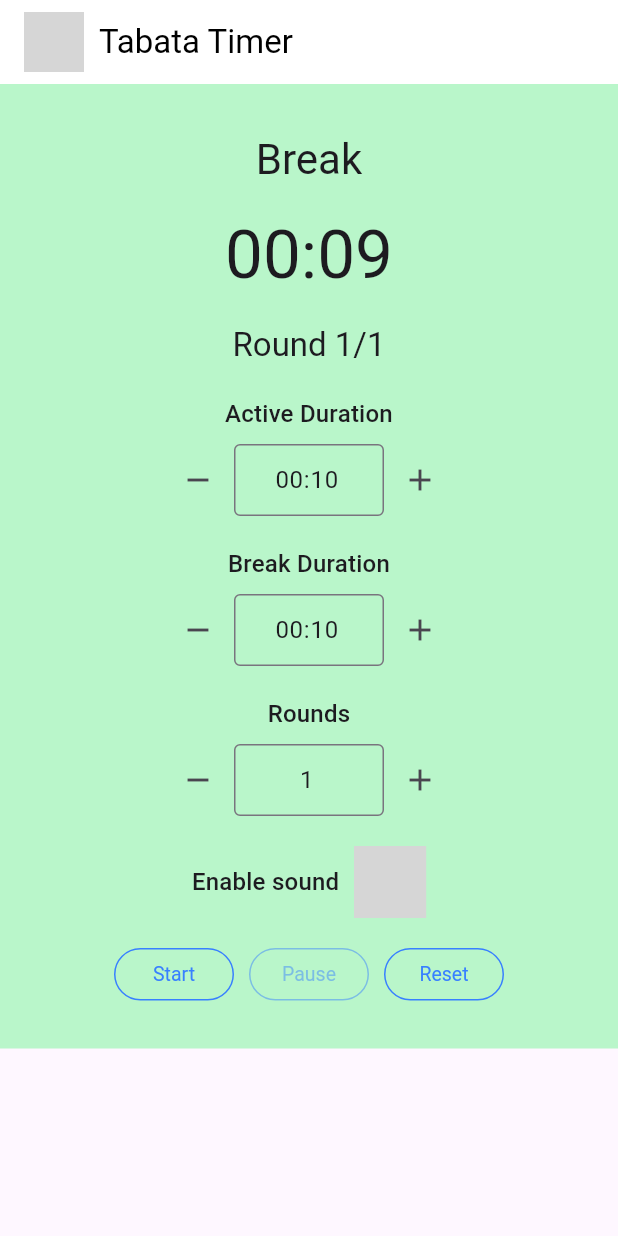
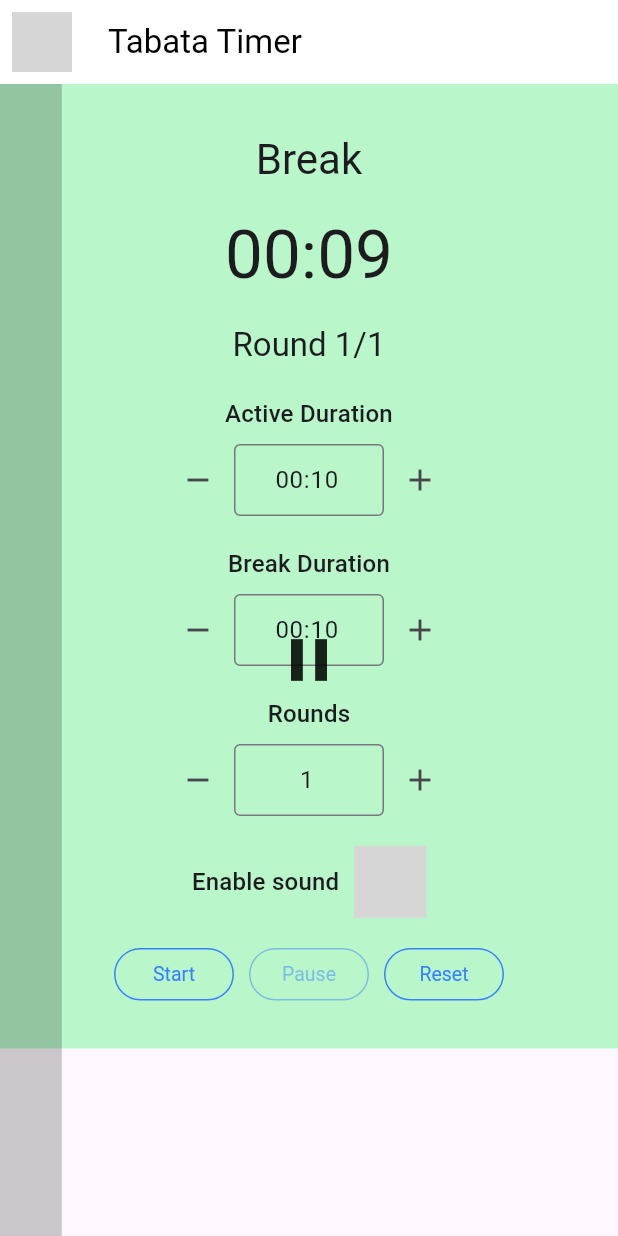
Before and after one commit to Akash2707-dev/Tabata_T, a Flutter app: the screen it shows after launch, after a tap on "Start", after a tap on "Pause", on a phone screen of 412 x 824 dp. Run offline on Flutter 3.47's test engine with Material 3 defaults, Android fonts, the phone set to English and light mode, and no system bars; drawn by our look-alikes of getwidget; our stand-ins replace flutter_riverpod; network calls fail; grey boxes are pictures that could not be loaded.

Commit message:
Added some new features and bug fixes

```diff
--- /dev/null
+++ b/lib/assets/drawer.dart
@@ -0,0 +1,83 @@
+import 'package:flutter/material.dart';
+
+class AppDrawer extends StatelessWidget {
+  @override
+  Widget build(BuildContext context) {
+    return Drawer(
+      child: Column(
+        children: <Widget>[
+          // App Logo and Name
+          DrawerHeader(
+            decoration: BoxDecoration(
+              color: Colors.green,  // Background color for the DrawerHeader
+              borderRadius: BorderRadius.vertical(bottom: Radius.circular(16)),  // Rounded corners at the bottom
+            ),
+            child: Column(
+              crossAxisAlignment: CrossAxisAlignment.start,
+              children: [
+                Center(
+                  child: CircleAvatar(
+                    backgroundImage: NetworkImage('https://media.istockphoto.com/id/665421358/vector/muscular-arm-icon.jpg?s=612x612&w=0&k=20&c=4LhJnPcnm1SBeZDrtPvEktjuvYIXGXubO1TMAaFrDXs='),  // Replace with your network image URL
+                    radius: 30,  // Reduced the radius to fit within the header
+                    backgroundColor: Colors.white,  // Background color for the CircleAvatar
+                    child: Padding(
+                      padding: const EdgeInsets.all(1.0),  // Border around the CircleAvatar
+                      child: CircleAvatar(
+                        backgroundImage: NetworkImage('https://media.istockphoto.com/id/665421358/vector/muscular-arm-icon.jpg?s=612x612&w=0&k=20&c=4LhJnPcnm1SBeZDrtPvEktjuvYIXGXubO1TMAaFrDXs='),  // Replace with your network image URL
+                      ),
+                    ),
+                  ),
+                ),
+                SizedBox(height: 8),  // Adjusted space to reduce overflow
+                Center(
+                  child: Text(
+                    'Tabata Timer',
+                    style: TextStyle(
+                      fontSize: 22,  // Reduced font size
+                      fontWeight: FontWeight.bold,
+                      color: Colors.white,  // Text color
+                    ),
+                  ),
+                ),
+                SizedBox(height: 4),  // Adjusted space to reduce overflow
+                Center(
+                  child: Text(
+                    'Your Ultimate Workout Companion',
+                    style: TextStyle(
+                      fontSize: 14,  // Reduced font size
+                      fontWeight: FontWeight.bold,
+                      color: Colors.white70,  // Lighter text color
+                    ),
+                  ),
+                ),
+              ],
+            ),
+          ),
+          // Drawer options
+          Expanded(  // Use Expanded to take up the remaining space and prevent overflow
+            child: ListView(
+              padding: EdgeInsets.zero,  // Remove the default padding
+              children: <Widget>[
+                ListTile(
+                  leading: Icon(Icons.timer, color: Colors.green),  // Icon for Option 1
+                  title: Text('Timer'),
+                  onTap: () {
+                    // Handle Option 1
+                  },
+                ),
+                ListTile(
+                  leading: Icon(Icons.directions_run, color: Colors.green),  // Icon for Option 2
+                  title: Text('Create a Workout'),
+                  onTap: () {
+                    // Handle Option 2
+                  },
+                ),
+                // Add more options as needed
+              ],
+            ),
+          ),
+        ],
+      ),
+    );
+  }
+}
--- a/lib/assets/progress_overlay.dart
+++ b/lib/assets/progress_overlay.dart
@@ -3,16 +3,20 @@ import 'package:flutter/material.dart';
 class ProgressOverlay extends StatelessWidget {
   final double progress;  // Value between 0.0 and 1.0
   final bool isTimerFinished;
+  final bool isPaused;  // Flag to determine if the timer is paused
 
   const ProgressOverlay({
     Key? key,
     required this.progress,
     required this.isTimerFinished,
+    required this.isPaused,
   }) : super(key: key);
 
   @override
   Widget build(BuildContext context) {
-    return Stack(
+    return IgnorePointer(
+      ignoring: true, // Prevent interaction with underlying widgets
+      child: Stack(
         children: [
           // Full-screen overlay with dynamic width
           Positioned.fill(
@@ -38,7 +42,17 @@ class ProgressOverlay extends StatelessWidget {
                 ),
               ),
             ),
+          // Pause indicator if paused
+          if (isPaused)
+            Center(
+              child: Icon(
+                Icons.pause,
+                size: 48,
+                color: Colors.black87,
+              ),
+            ),
         ],
+      ),
     );
   }
 }
--- a/lib/main.dart
+++ b/lib/main.dart
@@ -10,6 +10,7 @@ class MyApp extends StatelessWidget {
   @override
   Widget build(BuildContext context) {
     return MaterialApp(
+      debugShowCheckedModeBanner: false,
       title: 'Flutter Timer App',
       theme: ThemeData(
         primarySwatch: Colors.blue,
--- a/lib/providers/timer_provider.dart
+++ b/lib/providers/timer_provider.dart
@@ -9,6 +9,7 @@ class TimerState {
   final int remainingTime;
   final bool isRunning;
   final bool isBreak;
+  final bool isPaused;
   final bool soundEnabled;
 
   TimerState({
@@ -19,6 +20,7 @@ class TimerState {
     required this.remainingTime,
     required this.isRunning,
     required this.isBreak,
+    required this.isPaused,
     required this.soundEnabled,
   });
 
@@ -30,6 +32,7 @@ class TimerState {
     int? remainingTime,
     bool? isRunning,
     bool? isBreak,
+    bool? isPaused,
     bool? soundEnabled,
   }) {
     return TimerState(
@@ -40,6 +43,7 @@ class TimerState {
       remainingTime: remainingTime ?? this.remainingTime,
       isRunning: isRunning ?? this.isRunning,
       isBreak: isBreak ?? this.isBreak,
+      isPaused: isPaused ?? this.isPaused,
       soundEnabled: soundEnabled ?? this.soundEnabled,
     );
   }
@@ -59,6 +63,7 @@ class TimerNotifier extends StateNotifier<TimerState> {
     remainingTime: 10, // Set initial break duration
     isRunning: false,
     isBreak: true,  // Start with break period
+    isPaused: false,
     soundEnabled: false,
   ));
 
@@ -68,7 +73,7 @@ class TimerNotifier extends StateNotifier<TimerState> {
     _timer?.cancel();
     _timeStreamController.add(state.remainingTime);
 
-    state = state.copyWith(isRunning: true);
+    state = state.copyWith(isRunning: true, isPaused: false);
 
     _timer = Timer.periodic(Duration(seconds: 1), (timer) {
       if (state.remainingTime > 0) {
@@ -118,9 +123,16 @@ class TimerNotifier extends StateNotifier<TimerState> {
 
   void reset() {
     _timer?.cancel();
-    state = state.copyWith(
-      remainingTime: state.isBreak ? state.breakDuration : state.activeDuration,
+    state = TimerState(
+      activeDuration: 10,
+      breakDuration: 10,
+      rounds: 1,
+      currentRound: 1,
+      remainingTime: 10,
       isRunning: false,
+      isBreak: true,
+      isPaused: false,
+      soundEnabled: false,
     );
     _timeStreamController.add(state.remainingTime);
   }
@@ -147,6 +159,20 @@ class TimerNotifier extends StateNotifier<TimerState> {
   void toggleSound() {
     state = state.copyWith(soundEnabled: !state.soundEnabled);
   }
+
+  void pause() {
+    if (state.isRunning) {
+      _timer?.cancel();
+      state = state.copyWith(isPaused: true, isRunning: false);
+    }
+  }
+
+  void resume() {
+    if (state.isPaused) {
+      start();
+      state = state.copyWith(isPaused: false, isRunning: true);
+    }
+  }
 }
 
 final timerProvider = StateNotifierProvider<TimerNotifier, TimerState>((ref) {
--- a/lib/screens/timer_screen.dart
+++ b/lib/screens/timer_screen.dart
@@ -3,6 +3,7 @@ import 'package:flutter_riverpod/flutter_riverpod.dart';
 import 'package:getwidget/getwidget.dart';
 import '../providers/timer_provider.dart';
 import '../assets/progress_overlay.dart';  // Import ProgressOverlay
+import '../assets/drawer.dart';  // Import AppDrawer
 
 class TimerScreen extends ConsumerWidget {
   @override
@@ -14,21 +15,28 @@ class TimerScreen extends ConsumerWidget {
     final backgroundColor = timerState.isBreak ? Colors.greenAccent.shade100 : Colors.redAccent.shade200;
 
     return Scaffold(
+      // Add the drawer to the Scaffold
+      drawer: AppDrawer(),
       appBar: AppBar(
         backgroundColor: Colors.white,  // Set AppBar background to white
-        title: Row(
-          children: [
-            CircleAvatar(
+        title: Text(
+          'Tabata Timer',
+          style: TextStyle(color: Colors.black),  // Set text color to black
+        ),
+        leading: Builder(
+          builder: (context) => IconButton(
+            icon: CircleAvatar(
               backgroundImage: NetworkImage('https://media.istockphoto.com/id/665421358/vector/muscular-arm-icon.jpg?s=612x612&w=0&k=20&c=4LhJnPcnm1SBeZDrtPvEktjuvYIXGXubO1TMAaFrDXs='),  // Replace with your network image URL
-              radius: 20,  // Set the radius of the CircleAvatar
+              radius: 24,  // Set the radius of the CircleAvatar
             ),
-            SizedBox(width: 10),
-            Text(
-              'Tabata Timer',
-              style: TextStyle(color: Colors.black),  // Set text color to black
-            ),
-          ],
+            onPressed: () {
+              // Open the drawer when the CircleAvatar is tapped
+              Scaffold.of(context).openDrawer();
+            },
+          ),
         ),
+        toolbarHeight: 56.0,  // Set toolbar height to default size (or adjust as needed)
+        elevation: 0,  // Remove shadow for a flat AppBar
       ),
       body: Stack(
         children: [
@@ -114,7 +122,7 @@ class TimerScreen extends ConsumerWidget {
                       ),
                       SizedBox(width: 10),
                       GFButton(
-                        onPressed: timerState.isRunning ? timerNotifier.stop : null,
+                        onPressed: timerState.isRunning ? timerNotifier.pause : null,
                         text: 'Pause',
                         shape: GFButtonShape.pills,
                         type: GFButtonType.outline,
@@ -132,12 +140,14 @@ class TimerScreen extends ConsumerWidget {
               ),
             ),
           ),
-          if (timerState.isRunning || timerState.currentRound > timerState.rounds)
+          // Display ProgressOverlay only if running or paused
+          if (timerState.isRunning || timerState.isPaused || timerState.currentRound > timerState.rounds)
             ProgressOverlay(
               progress: timerState.isBreak
                   ? (timerState.breakDuration - timerState.remainingTime) / timerState.breakDuration
                   : (timerState.activeDuration - timerState.remainingTime) / timerState.activeDuration,
               isTimerFinished: !timerState.isRunning && timerState.currentRound > timerState.rounds,
+              isPaused: timerState.isPaused,
             ),
         ],
       ),
```
Lines whose indentation alone changed are shown as unchanged.
